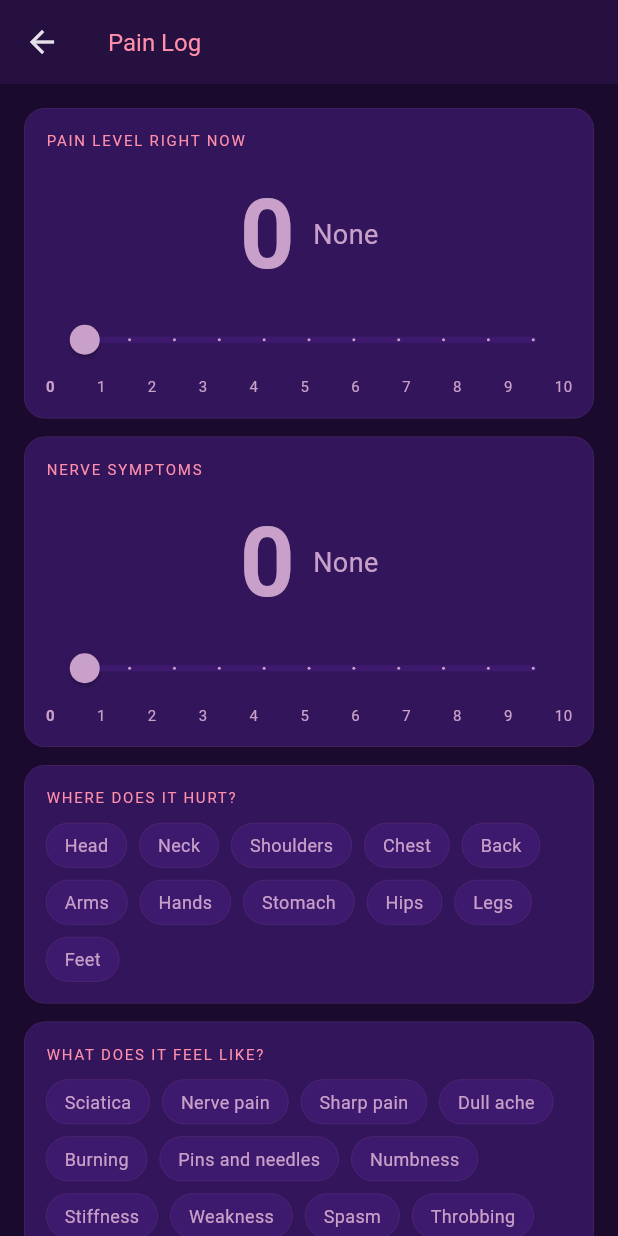
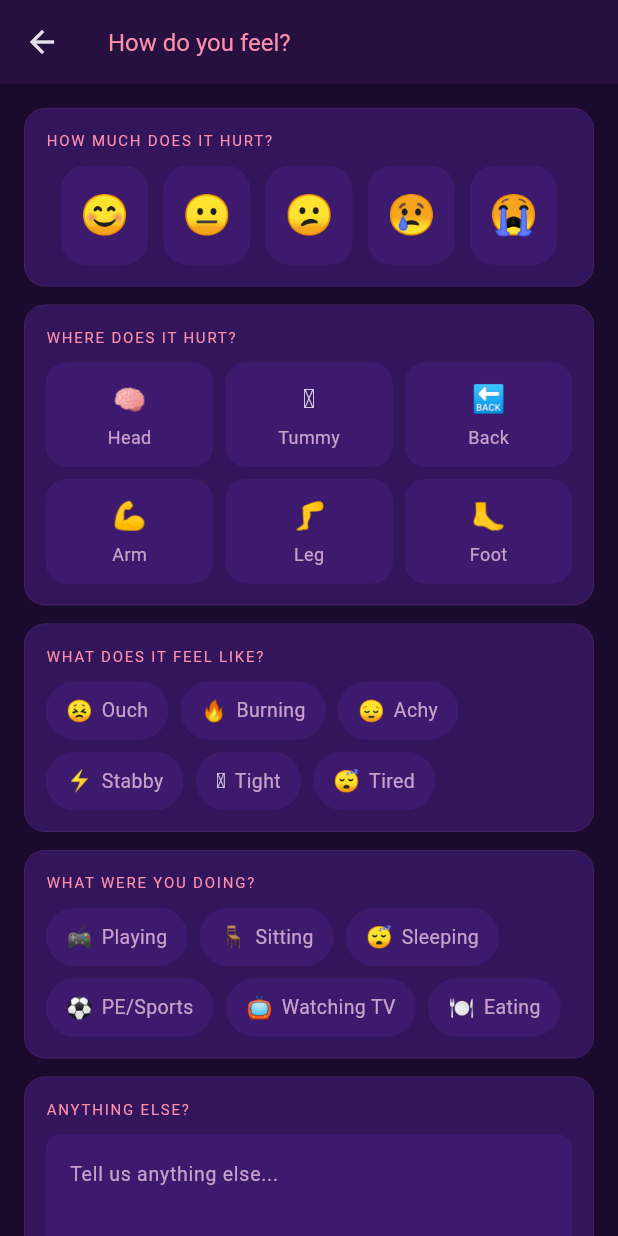
Before and after one commit to gman25112820-crypto/nova-app, a Flutter app: the PainScreen screen opened directly, on a phone screen of 412 x 824 dp. Run offline on Flutter 3.47's test engine with Material 3 defaults, Android fonts, the phone set to English and light mode, and no system bars; our stand-ins replace audioplayers, fl_chart, pdf, printing, shared_preferences, web; missing offline and left inert: dart:js_interop; accounts and stored records are empty.

Commit message:
feat: rewrite PainScreen to be child-friendly
Replace 0-10 numeric slider with 5-face emoji scale (happy to very sad),
each face mapping to a pain rating (0/3/5/7/9). Replace clinical body
location list with large tappable zone grid: Head, Tummy, Back, Arm, Leg,
Foot with emoji icons. Replace clinical symptom chips with kid-friendly
options: Ouch, Burning, Achy, Stabby, Tight, Tired. Replace posture
triggers with activity chips: Playing, Sitting, Sleeping, PE/Sports,
Watching TV, Eating. Remove nerveSymptomRating (saved as 0). Save button
disabled until a face is selected. Recent entries show emoji face + label
instead of numeric badge. Notes field and CheckInRepository.saveEntry
unchanged.

Co-Authored-By: Claude Sonnet 4.6 <noreply@anthropic.com>

```diff
--- a/lib/fab/screens/pain_screen.dart
+++ b/lib/fab/screens/pain_screen.dart
@@ -2,6 +2,12 @@ import 'package:flutter/material.dart';
 import '../fab_theme.dart';
 import '../../core/models/check_in_entry.dart';
 import '../../core/repositories/check_in_repository.dart';
+
+// ─────────────────────────────────────────────────────────────
+// PAIN SCREEN — child-friendly version
+// Face scale replaces numeric slider.
+// Simple body zones, kid-friendly symptoms, activity triggers.
+// ─────────────────────────────────────────────────────────────
 
 class PainScreen extends StatefulWidget {
   const PainScreen({super.key});
@@ -10,14 +16,29 @@ class PainScreen extends StatefulWidget {
 }
 
 class _PainScreenState extends State<PainScreen> {
-  final _repo = CheckInRepository();
+  final _repo    = CheckInRepository();
+  final _noteCtrl = TextEditingController();
 
-  int _painLevel = 0;
-  int _nerveLevel = 0;
-  final List<String> _locations = [];
-  final List<String> _symptoms = [];
-  final List<String> _triggers = [];
-  final _noteCtrl = TextEditingController();
+  // ── Face scale: index 0-4, maps to painRating 0,3,5,7,9 ──────
+  static const _faces      = ['😊', '😐', '😕', '😢', '😭'];
+  static const _faceLabels = ['No ouchies', 'A little bit', 'Some pain', 'Quite a lot', 'Really hurts'];
+  static const _faceRatings = [0, 3, 5, 7, 9];
+  int? _faceIndex;
+
+  // ── Body zones ────────────────────────────────────────────────
+  static const _zones = ['Head', 'Tummy', 'Back', 'Arm', 'Leg', 'Foot'];
+  static const _zoneEmojis = ['🧠', '🫃', '🔙', '💪', '🦵', '🦶'];
+  final Set<String> _locations = {};
+
+  // ── Child-friendly symptoms ───────────────────────────────────
+  static const _symptomOptions = ['Ouch', 'Burning', 'Achy', 'Stabby', 'Tight', 'Tired'];
+  static const _symptomEmojis  = ['😣', '🔥', '😔', '⚡', '🪢', '😴'];
+  final Set<String> _symptoms = {};
+
+  // ── Activity triggers ─────────────────────────────────────────
+  static const _activityOptions = ['Playing', 'Sitting', 'Sleeping', 'PE/Sports', 'Watching TV', 'Eating'];
+  static const _activityEmojis  = ['🎮', '🪑', '😴', '⚽', '📺', '🍽️'];
+  final Set<String> _triggers = {};
 
   bool _saving = false;
   List<CheckInEntry> _recent = [];
@@ -28,55 +49,46 @@ class _PainScreenState extends State<PainScreen> {
     _loadRecent();
   }
 
+  @override
+  void dispose() {
+    _noteCtrl.dispose();
+    super.dispose();
+  }
+
   Future<void> _loadRecent() async {
     final all = await _repo.getAllEntries();
     if (!mounted) return;
-    setState(() => _recent = all.reversed.take(5).toList());
-  }
-
-  Color _painColor(int level) {
-    if (level == 0) return FabColors.muted;
-    if (level <= 3) return FabColors.teal;
-    if (level <= 6) return FabColors.gold;
-    if (level <= 8) return FabColors.rose;
-    return const Color(0xFFFF1744);
-  }
-
-  String _painLabel(int level) {
-    if (level == 0) return 'None';
-    if (level <= 2) return 'Mild';
-    if (level <= 4) return 'Moderate';
-    if (level <= 6) return 'Significant';
-    if (level <= 8) return 'Severe';
-    return 'Extreme';
+    // show only pain_ entries, not check-in stubs
+    final pain = all.where((e) => e.id.startsWith('pain_')).toList()
+      ..sort((a, b) => b.date.compareTo(a.date));
+    setState(() => _recent = pain.take(5).toList());
   }
 
   Future<void> _save() async {
+    if (_faceIndex == null) return;
     setState(() => _saving = true);
-    final entry = CheckInEntry(
-      id: 'pain_${DateTime.now().millisecondsSinceEpoch}',
-      date: DateTime.now(),
-      painRating: _painLevel,
-      nerveSymptomRating: _nerveLevel,
-      painLocations: List.from(_locations),
-      symptoms: List.from(_symptoms),
-      triggers: List.from(_triggers),
-      notes: _noteCtrl.text.trim(),
-    );
-    await _repo.saveEntry(entry);
+    await _repo.saveEntry(CheckInEntry(
+      id:                 'pain_${DateTime.now().millisecondsSinceEpoch}',
+      date:               DateTime.now(),
+      painRating:         _faceRatings[_faceIndex!],
+      nerveSymptomRating: 0,
+      painLocations:      _locations.toList(),
+      symptoms:           _symptoms.toList(),
+      triggers:           _triggers.toList(),
+      notes:              _noteCtrl.text.trim(),
+    ));
     await _loadRecent();
     if (!mounted) return;
     setState(() {
-      _saving = false;
-      _painLevel = 0;
-      _nerveLevel = 0;
+      _saving    = false;
+      _faceIndex = null;
       _locations.clear();
       _symptoms.clear();
       _triggers.clear();
       _noteCtrl.clear();
     });
     ScaffoldMessenger.of(context).showSnackBar(SnackBar(
-      content: const Text('Pain entry saved'),
+      content: const Text('Pain entry saved ⭐'),
       backgroundColor: FabColors.panel2,
       behavior: SnackBarBehavior.floating,
       shape: RoundedRectangleBorder(borderRadius: BorderRadius.circular(10)),
@@ -89,7 +101,7 @@ class _PainScreenState extends State<PainScreen> {
       backgroundColor: FabColors.bg,
       appBar: AppBar(
         backgroundColor: FabColors.mid,
-        title: const Text('Pain Log',
+        title: const Text('How do you feel?',
             style: TextStyle(color: FabColors.pink, fontSize: 16)),
         elevation: 0,
       ),
@@ -97,75 +109,57 @@ class _PainScreenState extends State<PainScreen> {
         padding: const EdgeInsets.all(16),
         child: Column(crossAxisAlignment: CrossAxisAlignment.start, children: [
 
-          // ── Pain level ──────────────────────────────────────────
+          // ── Face scale ───────────────────────────────────────────
           _section(
-            title: 'Pain Level Right Now',
-            child: _ratingSlider(_painLevel, _painColor, _painLabel,
-                (v) => setState(() => _painLevel = v)),
+            title: 'How much does it hurt?',
+            child: _buildFaceScale(),
           ),
 
           const SizedBox(height: 12),
 
-          // ── Nerve symptom level ─────────────────────────────────
+          // ── Body zones ───────────────────────────────────────────
           _section(
-            title: 'Nerve Symptoms',
-            child: _ratingSlider(_nerveLevel, _nerveColor, _nerveLabel,
-                (v) => setState(() => _nerveLevel = v)),
+            title: 'Where does it hurt?',
+            child: _buildZoneGrid(),
           ),
 
           const SizedBox(height: 12),
 
-          // ── Body location ───────────────────────────────────────
+          // ── What does it feel like ───────────────────────────────
           _section(
-            title: 'Where does it hurt?',
-            child: _chips(
-              items: CheckInEntry.generalLocations,
-              selected: _locations,
-              activeColor: FabColors.rose,
-              onTap: (p) => setState(() =>
-                  _locations.contains(p) ? _locations.remove(p) : _locations.add(p)),
+            title: 'What does it feel like?',
+            child: _buildEmojiChips(
+              _symptomOptions,
+              _symptomEmojis,
+              _symptoms,
+              FabColors.pink,
             ),
           ),
 
           const SizedBox(height: 12),
 
-          // ── Symptoms ────────────────────────────────────────────
+          // ── Activity triggers ────────────────────────────────────
           _section(
-            title: 'What does it feel like?',
-            child: _chips(
-              items: CheckInEntry.knownSymptoms,
-              selected: _symptoms,
-              activeColor: FabColors.pink,
-              onTap: (s) => setState(() =>
-                  _symptoms.contains(s) ? _symptoms.remove(s) : _symptoms.add(s)),
+            title: 'What were you doing?',
+            child: _buildEmojiChips(
+              _activityOptions,
+              _activityEmojis,
+              _triggers,
+              FabColors.teal,
             ),
           ),
 
           const SizedBox(height: 12),
 
-          // ── Triggers ────────────────────────────────────────────
+          // ── Notes ────────────────────────────────────────────────
           _section(
-            title: 'What triggered it?',
-            child: _chips(
-              items: CheckInEntry.knownTriggers,
-              selected: _triggers,
-              activeColor: FabColors.teal,
-              onTap: (t) => setState(() =>
-                  _triggers.contains(t) ? _triggers.remove(t) : _triggers.add(t)),
-            ),
-          ),
-
-          const SizedBox(height: 12),
-
-          // ── Notes ───────────────────────────────────────────────
-          _section(
-            title: 'Notes',
+            title: 'Anything else?',
             child: TextField(
               controller: _noteCtrl,
               maxLines: 3,
-              style: const TextStyle(color: FabColors.text, fontSize: 13),
+              style: const TextStyle(color: FabColors.text, fontSize: 14),
               decoration: InputDecoration(
-                hintText: 'Any other details...',
+                hintText: 'Tell us anything else...',
                 hintStyle: const TextStyle(color: FabColors.muted, fontSize: 13),
                 filled: true,
                 fillColor: FabColors.panel2,
@@ -177,181 +171,286 @@ class _PainScreenState extends State<PainScreen> {
             ),
           ),
 
-          const SizedBox(height: 16),
+          const SizedBox(height: 18),
 
-          // ── Save button ─────────────────────────────────────────
+          // ── Save button ──────────────────────────────────────────
           GestureDetector(
-            onTap: _saving ? null : _save,
-            child: Container(
+            onTap: (_saving || _faceIndex == null) ? null : _save,
+            child: AnimatedContainer(
+              duration: const Duration(milliseconds: 200),
               width: double.infinity,
-              padding: const EdgeInsets.symmetric(vertical: 14),
+              padding: const EdgeInsets.symmetric(vertical: 16),
               decoration: BoxDecoration(
-                color: _saving ? FabColors.muted : FabColors.rose,
-                borderRadius: BorderRadius.circular(12),
+                color: _faceIndex != null && !_saving
+                    ? FabColors.rose
+                    : FabColors.muted.withValues(alpha: 0.25),
+                borderRadius: BorderRadius.circular(14),
               ),
-              child: Center(child: _saving
-                  ? const SizedBox(width: 18, height: 18,
-                      child: CircularProgressIndicator(strokeWidth: 2, color: Colors.white))
-                  : const Text('Log pain entry',
-                      style: TextStyle(color: Colors.white, fontSize: 15,
-                          fontWeight: FontWeight.w500))),
+              child: Center(
+                child: _saving
+                    ? const SizedBox(
+                        width: 20, height: 20,
+                        child: CircularProgressIndicator(
+                            strokeWidth: 2, color: Colors.white))
+                    : Text(
+                        _faceIndex == null
+                            ? 'Pick a face first 👆'
+                            : 'Save my entry ⭐',
+                        style: TextStyle(
+                          color: _faceIndex != null
+                              ? Colors.white
+                              : FabColors.muted,
+                          fontSize: 15,
+                          fontWeight: FontWeight.w600,
+                        ),
+                      ),
+              ),
             ),
           ),
 
-          // ── Recent persisted entries ────────────────────────────
+          // ── Recent entries ───────────────────────────────────────
           if (_recent.isNotEmpty) ...[
-            const SizedBox(height: 20),
-            const Text('Recent entries',
+            const SizedBox(height: 24),
+            const Text('My recent entries',
                 style: TextStyle(
                     fontSize: 13, color: FabColors.muted, letterSpacing: 1)),
             const SizedBox(height: 8),
-            ..._recent.map((e) => Container(
-              margin: const EdgeInsets.only(bottom: 8),
-              padding: const EdgeInsets.all(12),
-              decoration: BoxDecoration(
-                color: FabColors.panel,
-                borderRadius: BorderRadius.circular(10),
-                border: Border.all(
-                    color: const Color(0x1EFF8FAB), width: 0.5),
-              ),
-              child: Row(children: [
-                _ratingBadge(e.painRating),
-                const SizedBox(width: 10),
-                Expanded(child: Column(
-                    crossAxisAlignment: CrossAxisAlignment.start,
-                    children: [
-                  Text(_formatDate(e.date),
-                      style: const TextStyle(
-                          fontSize: 11, color: FabColors.muted)),
-                  if (e.painLocations.isNotEmpty)
-                    Text(e.painLocations.join(', '),
-                        style: const TextStyle(
-                            fontSize: 12, color: FabColors.text)),
-                  if (e.symptoms.isNotEmpty)
-                    Text(e.symptoms.join(' · '),
-                        style: const TextStyle(
-                            fontSize: 11, color: FabColors.muted)),
-                ])),
-                if (e.nerveSymptomRating > 0) ...[
-                  const SizedBox(width: 8),
-                  _ratingBadge(e.nerveSymptomRating,
-                      color: const Color(0xFF7C4DFF)),
-                ],
-              ]),
-            )),
+            ..._recent.map((e) => _recentCard(e)),
           ],
+
+          const SizedBox(height: 24),
         ]),
       ),
     );
   }
 
-  // ── Helpers ─────────────────────────────────────────────────────────────
+  // ── Face scale widget ─────────────────────────────────────────
 
-  Widget _ratingSlider(
-    int value,
-    Color Function(int) colorFn,
-    String Function(int) labelFn,
-    ValueChanged<int> onChanged,
-  ) {
+  Widget _buildFaceScale() {
     return Column(children: [
-      Row(mainAxisAlignment: MainAxisAlignment.center, children: [
-        Text('$value',
+      if (_faceIndex != null)
+        Padding(
+          padding: const EdgeInsets.only(bottom: 14),
+          child: Text(
+            _faceLabels[_faceIndex!],
             style: TextStyle(
-                fontSize: 64,
-                fontWeight: FontWeight.w700,
-                color: colorFn(value))),
-        const SizedBox(width: 12),
-        Text(labelFn(value),
-            style: TextStyle(fontSize: 18, color: colorFn(value))),
-      ]),
-      Slider(
-        value: value.toDouble(),
-        min: 0, max: 10, divisions: 10,
-        activeColor: colorFn(value),
-        inactiveColor: FabColors.panel2,
-        onChanged: (v) => onChanged(v.round()),
-      ),
+              color: _faceColor(_faceIndex!),
+              fontSize: 16,
+              fontWeight: FontWeight.w700,
+            ),
+          ),
+        ),
       Row(
-        mainAxisAlignment: MainAxisAlignment.spaceBetween,
-        children: List.generate(11, (i) => Text('$i',
-            style: TextStyle(
-                fontSize: 10,
-                color: i == value ? colorFn(i) : FabColors.muted,
-                fontWeight: i == value
-                    ? FontWeight.w700
-                    : FontWeight.normal))),
+        mainAxisAlignment: MainAxisAlignment.spaceEvenly,
+        children: List.generate(_faces.length, (i) {
+          final selected = _faceIndex == i;
+          return GestureDetector(
+            onTap: () => setState(() => _faceIndex = i),
+            child: AnimatedContainer(
+              duration: const Duration(milliseconds: 180),
+              width: 58,
+              height: 66,
+              decoration: BoxDecoration(
+                color: selected
+                    ? _faceColor(i).withValues(alpha: 0.18)
+                    : FabColors.panel2,
+                borderRadius: BorderRadius.circular(16),
+                border: Border.all(
+                  color: selected ? _faceColor(i) : Colors.transparent,
+                  width: 2,
+                ),
+              ),
+              child: Column(
+                mainAxisAlignment: MainAxisAlignment.center,
+                children: [
+                  Text(
+                    _faces[i],
+                    style: TextStyle(fontSize: selected ? 34 : 26),
+                  ),
+                ],
+              ),
+            ),
+          );
+        }),
       ),
     ]);
   }
 
-  Widget _chips({
-    required List<String> items,
-    required List<String> selected,
-    required Color activeColor,
-    required ValueChanged<String> onTap,
-  }) {
-    return Wrap(
-      spacing: 8, runSpacing: 8,
-      children: items.map((item) {
-        final sel = selected.contains(item);
+  Color _faceColor(int i) {
+    const colors = [
+      Color(0xFF4CAF50),
+      Color(0xFFFFEB3B),
+      Color(0xFFFFB830),
+      Color(0xFFFF7043),
+      Color(0xFFFF1744),
+    ];
+    return colors[i.clamp(0, 4)];
+  }
+
+  // ── Body zone grid ────────────────────────────────────────────
+
+  Widget _buildZoneGrid() {
+    return GridView.builder(
+      shrinkWrap: true,
+      physics: const NeverScrollableScrollPhysics(),
+      itemCount: _zones.length,
+      gridDelegate: const SliverGridDelegateWithFixedCrossAxisCount(
+        crossAxisCount: 3,
+        crossAxisSpacing: 8,
+        mainAxisSpacing: 8,
+        childAspectRatio: 1.6,
+      ),
+      itemBuilder: (_, i) {
+        final zone = _zones[i];
+        final on   = _locations.contains(zone);
         return GestureDetector(
-          onTap: () => onTap(item),
-          child: Container(
-            padding: const EdgeInsets.symmetric(horizontal: 12, vertical: 6),
+          onTap: () => setState(() {
+            if (on) { _locations.remove(zone); } else { _locations.add(zone); }
+          }),
+          child: AnimatedContainer(
+            duration: const Duration(milliseconds: 180),
             decoration: BoxDecoration(
-              color: sel
-                  ? activeColor.withValues(alpha: 0.2)
+              color: on
+                  ? FabColors.rose.withValues(alpha: 0.18)
                   : FabColors.panel2,
-              borderRadius: BorderRadius.circular(20),
+              borderRadius: BorderRadius.circular(14),
               border: Border.all(
-                color: sel ? activeColor : const Color(0x1AFF8FAB),
-                width: sel ? 1 : 0.5,
+                color: on ? FabColors.rose : Colors.transparent,
+                width: 1.5,
               ),
             ),
-            child: Text(item,
-                style: TextStyle(
+            child: Column(
+              mainAxisAlignment: MainAxisAlignment.center,
+              children: [
+                Text(_zoneEmojis[i], style: TextStyle(fontSize: on ? 22 : 18)),
+                const SizedBox(height: 4),
+                Text(
+                  zone,
+                  style: TextStyle(
+                    color: on ? FabColors.rose : FabColors.muted,
                     fontSize: 12,
-                    color: sel ? activeColor : FabColors.muted)),
+                    fontWeight: on ? FontWeight.w700 : FontWeight.normal,
+                  ),
+                ),
+              ],
+            ),
           ),
         );
-      }).toList(),
+      },
     );
   }
 
-  Widget _ratingBadge(int level, {Color? color}) {
-    final c = color ?? _painColor(level);
-    return Container(
-      width: 36, height: 36,
-      decoration: BoxDecoration(
-          color: c.withValues(alpha: 0.15), shape: BoxShape.circle),
-      child: Center(child: Text('$level',
-          style: TextStyle(
-              fontSize: 15, fontWeight: FontWeight.w700, color: c))),
+  // ── Emoji chip row ────────────────────────────────────────────
+
+  Widget _buildEmojiChips(
+    List<String> options,
+    List<String> emojis,
+    Set<String> selected,
+    Color activeColor,
+  ) {
+    return Wrap(
+      spacing: 8,
+      runSpacing: 8,
+      children: List.generate(options.length, (i) {
+        final opt = options[i];
+        final on  = selected.contains(opt);
+        return GestureDetector(
+          onTap: () => setState(() {
+            if (on) { selected.remove(opt); } else { selected.add(opt); }
+          }),
+          child: AnimatedContainer(
+            duration: const Duration(milliseconds: 180),
+            padding: const EdgeInsets.symmetric(horizontal: 12, vertical: 8),
+            decoration: BoxDecoration(
+              color: on
+                  ? activeColor.withValues(alpha: 0.18)
+                  : FabColors.panel2,
+              borderRadius: BorderRadius.circular(24),
+              border: Border.all(
+                color: on ? activeColor : Colors.transparent,
+                width: 1.5,
+              ),
+            ),
+            child: Row(
+              mainAxisSize: MainAxisSize.min,
+              children: [
+                Text(emojis[i], style: TextStyle(fontSize: on ? 17 : 14)),
+                const SizedBox(width: 6),
+                Text(
+                  opt,
+                  style: TextStyle(
+                    color: on ? activeColor : FabColors.muted,
+                    fontSize: 13,
+                    fontWeight: on ? FontWeight.w700 : FontWeight.normal,
+                  ),
+                ),
+              ],
+            ),
+          ),
+        );
+      }),
     );
   }
 
-  Color _nerveColor(int level) {
-    if (level == 0) return FabColors.muted;
-    if (level <= 3) return const Color(0xFF64B5F6);
-    if (level <= 6) return const Color(0xFF7C4DFF);
-    if (level <= 8) return const Color(0xFFAB47BC);
-    return const Color(0xFFE040FB);
-  }
+  // ── Recent entry card ─────────────────────────────────────────
 
-  String _nerveLabel(int level) {
-    if (level == 0) return 'None';
-    if (level <= 2) return 'Mild';
-    if (level <= 4) return 'Noticeable';
-    if (level <= 6) return 'Significant';
-    if (level <= 8) return 'Severe';
-    return 'Extreme';
+  Widget _recentCard(CheckInEntry e) {
+    // map painRating back to nearest face
+    final ratingToFace = {0: 0, 3: 1, 5: 2, 7: 3, 9: 4};
+    final faceIdx = ratingToFace.entries
+        .reduce((a, b) =>
+            (a.key - e.painRating).abs() <= (b.key - e.painRating).abs() ? a : b)
+        .value;
+
+    return Container(
+      margin: const EdgeInsets.only(bottom: 8),
+      padding: const EdgeInsets.all(12),
+      decoration: BoxDecoration(
+        color: FabColors.panel,
+        borderRadius: BorderRadius.circular(12),
+        border: Border.all(color: const Color(0x1EFF8FAB), width: 0.5),
+      ),
+      child: Row(children: [
+        Text(_faces[faceIdx], style: const TextStyle(fontSize: 28)),
+        const SizedBox(width: 12),
+        Expanded(
+          child: Column(crossAxisAlignment: CrossAxisAlignment.start, children: [
+            Text(_formatDate(e.date),
+                style: const TextStyle(fontSize: 11, color: FabColors.muted)),
+            if (e.painLocations.isNotEmpty)
+              Text(e.painLocations.join(', '),
+                  style: const TextStyle(fontSize: 13, color: FabColors.text),
+                  overflow: TextOverflow.ellipsis),
+            if (e.symptoms.isNotEmpty)
+              Text(e.symptoms.join(' · '),
+                  style: const TextStyle(fontSize: 11, color: FabColors.muted),
+                  overflow: TextOverflow.ellipsis),
+          ]),
+        ),
+        Container(
+          padding: const EdgeInsets.symmetric(horizontal: 8, vertical: 4),
+          decoration: BoxDecoration(
+            color: _faceColor(faceIdx).withValues(alpha: 0.15),
+            borderRadius: BorderRadius.circular(20),
+          ),
+          child: Text(
+            _faceLabels[faceIdx],
+            style: TextStyle(
+              color: _faceColor(faceIdx),
+              fontSize: 10,
+              fontWeight: FontWeight.w700,
+            ),
+          ),
+        ),
+      ]),
+    );
   }
 
   String _formatDate(DateTime d) {
-    final now = DateTime.now();
+    final now  = DateTime.now();
     final diff = now.difference(d).inDays;
-    final hh = d.hour.toString().padLeft(2, '0');
-    final mm = d.minute.toString().padLeft(2, '0');
+    final hh   = d.hour.toString().padLeft(2, '0');
+    final mm   = d.minute.toString().padLeft(2, '0');
     if (diff == 0) return 'Today $hh:$mm';
     if (diff == 1) return 'Yesterday $hh:$mm';
     return '${d.day}/${d.month} $hh:$mm';
@@ -375,10 +474,4 @@ class _PainScreenState extends State<PainScreen> {
       ]),
     );
   }
-
-  @override
-  void dispose() {
-    _noteCtrl.dispose();
-    super.dispose();
-  }
 }
```
